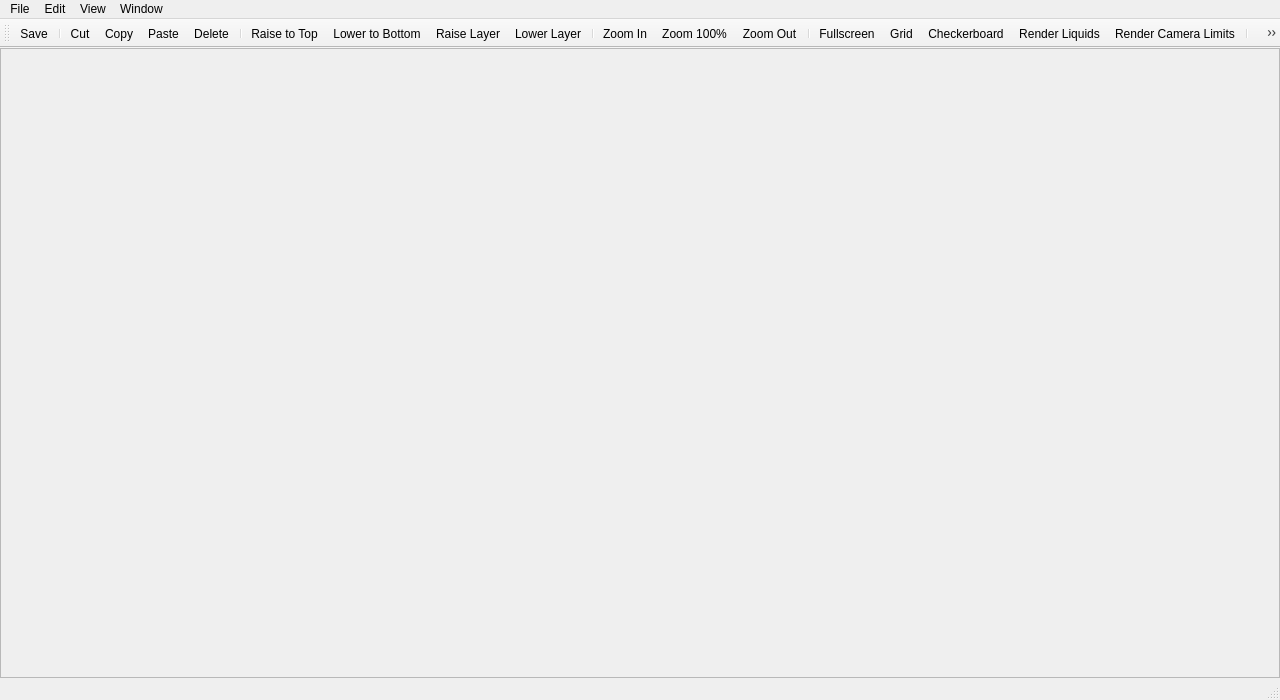
Qt form leveleditor/leveleditorwindow.ui (ExplosBlue/CoinKiller) before a commit.
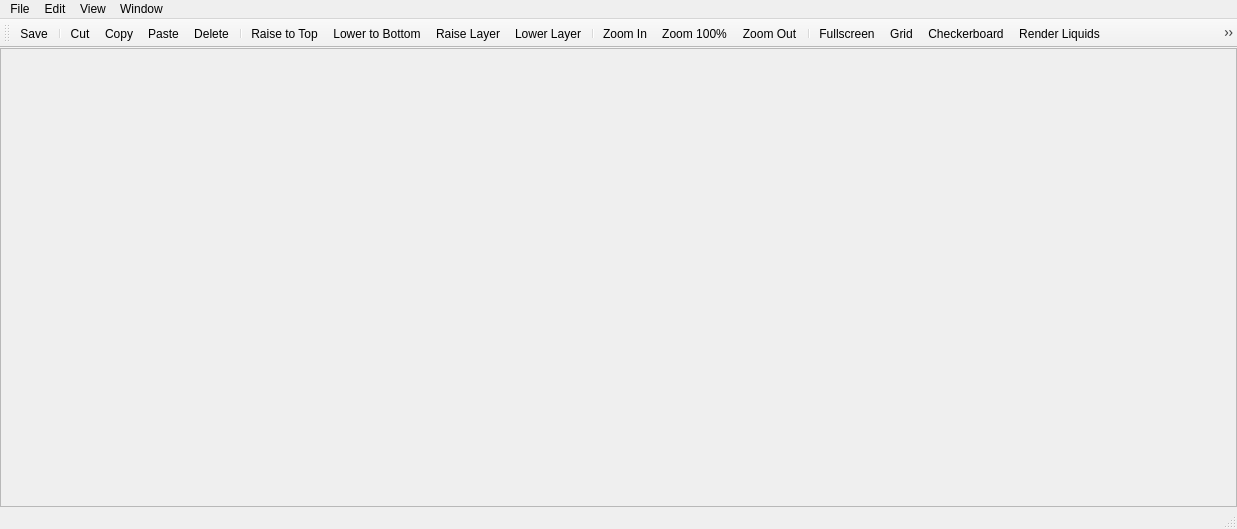
The same form after that commit.

Commit message:
Add various sprite images & add controller / liquid movement indication (#88)
* Add walking Whomp & adjust MovIndicatorRenderer for clarity

* Add movement indicators for liquids

* Add Vertical Lift - Totem and fix Red Coin/Gold Ring

* Fix Resizable & Fixed-Side Platform rendering

* Add preference to adjust liquid indicator rendering order

* Add purple Bowser Flame and Big Bowser Battle Lift

* Add Big Icy Spiked Ball & hidden Fire Snake

* Add back & forth movement controller visualization

* Fix movement indicator cull bounds & separator misplacement

```diff
--- a/leveleditor/leveleditorwindow.ui
+++ b/leveleditor/leveleditorwindow.ui
@@ -6,8 +6,8 @@
    <rect>
     <x>0</x>
     <y>0</y>
-    <width>1280</width>
-    <height>700</height>
+    <width>1237</width>
+    <height>529</height>
    </rect>
   </property>
   <property name="windowTitle">
@@ -46,8 +46,8 @@
         <rect>
          <x>0</x>
          <y>0</y>
-         <width>1278</width>
-         <height>624</height>
+         <width>1235</width>
+         <height>448</height>
         </rect>
        </property>
       </widget>
@@ -60,8 +60,8 @@
     <rect>
      <x>0</x>
      <y>0</y>
-     <width>1280</width>
-     <height>21</height>
+     <width>1237</width>
+     <height>23</height>
     </rect>
    </property>
    <widget class="QMenu" name="menuFile">
@@ -161,6 +161,7 @@
    <addaction name="actionGrid"/>
    <addaction name="actionCheckerboard"/>
    <addaction name="actionRenderLiquids"/>
+   <addaction name="actionRenderControllers"/>
    <addaction name="actionRenderCameraLimits"/>
    <addaction name="separator"/>
    <addaction name="actionToggleLayer1"/>
@@ -561,6 +562,20 @@
     <string>Ctrl+Shift+A</string>
    </property>
   </action>
+  <action name="actionRenderControllers">
+   <property name="checkable">
+    <bool>true</bool>
+   </property>
+   <property name="text">
+    <string>Render Controller Indicators</string>
+   </property>
+   <property name="toolTip">
+    <string>Render Controller Indicators</string>
+   </property>
+   <property name="menuRole">
+    <enum>QAction::TextHeuristicRole</enum>
+   </property>
+  </action>
  </widget>
  <resources/>
  <connections/>
```
The commit also changes 30 other files.
